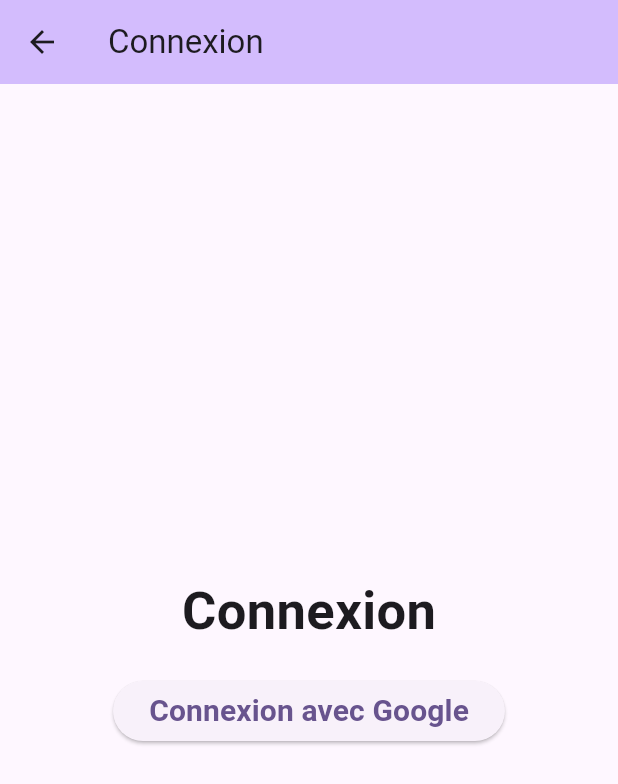
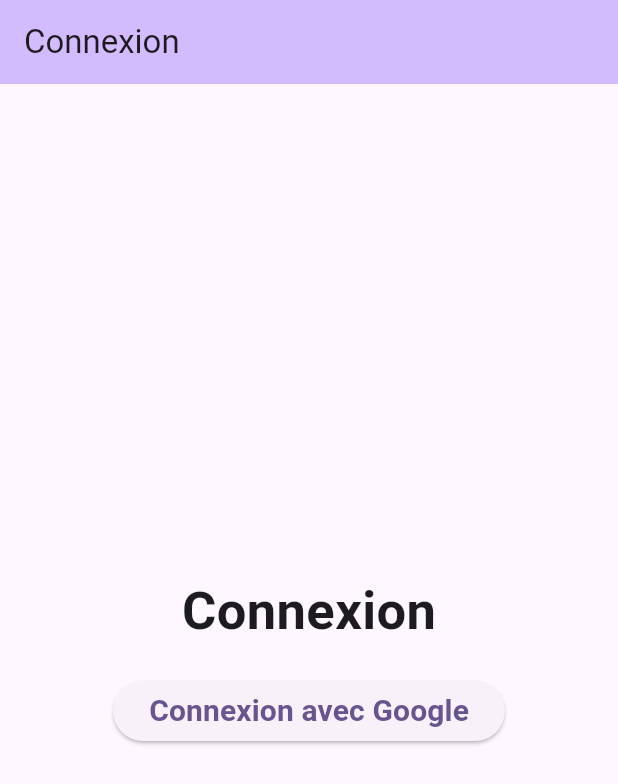
Before and after one commit to SachaPN/420-5N6_TP3_PEPIN-NICOL_SACHA, a Flutter app: the EcranCreation screen opened directly, after a tap on the "menu" icon, after a tap on "Déconnexion", on a phone screen of 412 x 824 dp. Shown: the top 784 px of the screen. Run offline on Flutter 3.47's test engine with Material 3 defaults, Android fonts, the phone set to English and light mode, and no system bars; our stand-ins replace cached_network_image, cloud_firestore, firebase_auth, firebase_core, firebase_storage, google_sign_in and 1 more; accounts and stored records are empty.

Commit message:
BUGFIX Déconnexion
Déconnexion

```diff
--- a/tp3/lib/tirroir_navigation.dart
+++ b/tp3/lib/tirroir_navigation.dart
@@ -49,7 +49,8 @@ class TirroirNavigation extends StatelessWidget {
               onTap: () async {
                 await GoogleSignIn().signOut();
                 await FirebaseAuth.instance.signOut();
-                Navigator.pushReplacement(
+                Navigator.popUntil(context, (route) => false);
+                Navigator.push(
                   context,
                   MaterialPageRoute(
                     builder: (context) => const EcranConnexion(),
```
